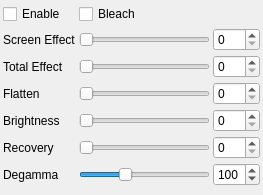
The window that Angy/AngyPlugin.ui (spoilerhead/asp_plugins) describes before a commit, drawn with Qt 5.
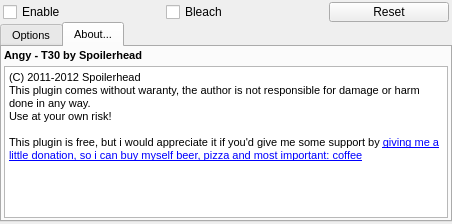
The same window after the commit. The open tabs and pages were chosen to show the change. Custom widgets are drawn as their Qt base class.

The edit to the form file:
```diff
--- a/Angy/AngyPlugin.ui
+++ b/Angy/AngyPlugin.ui
@@ -6,8 +6,8 @@
    <rect>
     <x>0</x>
     <y>0</y>
-    <width>263</width>
-    <height>195</height>
+    <width>452</width>
+    <height>224</height>
    </rect>
   </property>
   <property name="sizePolicy">
@@ -25,12 +25,26 @@
   <property name="BIBBLE_PLUGIN_GROUP" stdset="0">
    <string>Angy</string>
   </property>
+  <layout class="QVBoxLayout" name="verticalLayout">
+   <property name="spacing">
+    <number>0</number>
+   </property>
+   <property name="margin">
+    <number>0</number>
+   </property>
+   <item>
   <layout class="QGridLayout" name="gridLayout">
-   <property name="margin">
+     <property name="leftMargin">
+      <number>3</number>
+     </property>
+     <property name="topMargin">
+      <number>2</number>
+     </property>
+     <property name="rightMargin">
     <number>3</number>
    </property>
    <property name="spacing">
-    <number>3</number>
+      <number>0</number>
    </property>
    <item row="0" column="0">
     <widget class="QCheckBox" name="AngyOn_checkbox">
@@ -42,7 +56,104 @@
      </property>
     </widget>
    </item>
-   <item row="1" column="0">
+     <item row="0" column="1">
+      <widget class="QCheckBox" name="AngyBleach_checkbox">
+       <property name="text">
+        <string>Bleach</string>
+       </property>
+      </widget>
+     </item>
+     <item row="0" column="2">
+      <widget class="QPushButton" name="AngyReset_btn">
+       <property name="minimumSize">
+        <size>
+         <width>60</width>
+         <height>20</height>
+        </size>
+       </property>
+       <property name="maximumSize">
+        <size>
+         <width>120</width>
+         <height>20</height>
+        </size>
+       </property>
+       <property name="toolTip">
+        <string extracomment="reset button tool tip">Reset plugin to default values</string>
+       </property>
+       <property name="text">
+        <string>Reset</string>
+       </property>
+       <property name="iconSize">
+        <size>
+         <width>16</width>
+         <height>16</height>
+        </size>
+       </property>
+       <property name="flat">
+        <bool>false</bool>
+       </property>
+      </widget>
+     </item>
+    </layout>
+   </item>
+   <item>
+    <widget class="QTabWidget" name="tabWidget">
+     <property name="sizePolicy">
+      <sizepolicy hsizetype="Preferred" vsizetype="Preferred">
+       <horstretch>0</horstretch>
+       <verstretch>0</verstretch>
+      </sizepolicy>
+     </property>
+     <property name="minimumSize">
+      <size>
+       <width>0</width>
+       <height>0</height>
+      </size>
+     </property>
+     <property name="maximumSize">
+      <size>
+       <width>16777215</width>
+       <height>200</height>
+      </size>
+     </property>
+     <property name="font">
+      <font>
+       <pointsize>8</pointsize>
+      </font>
+     </property>
+     <property name="tabShape">
+      <enum>QTabWidget::Rounded</enum>
+     </property>
+     <property name="currentIndex">
+      <number>0</number>
+     </property>
+     <property name="elideMode">
+      <enum>Qt::ElideNone</enum>
+     </property>
+     <property name="usesScrollButtons">
+      <bool>true</bool>
+     </property>
+     <property name="documentMode">
+      <bool>false</bool>
+     </property>
+     <property name="tabsClosable">
+      <bool>false</bool>
+     </property>
+     <widget class="QWidget" name="AngyTab">
+      <attribute name="title">
+       <string extracomment="Tab Title, keep the order please">Options</string>
+      </attribute>
+      <layout class="QGridLayout" name="gridLayout_6">
+       <property name="horizontalSpacing">
+        <number>4</number>
+       </property>
+       <property name="verticalSpacing">
+        <number>0</number>
+       </property>
+       <property name="margin">
+        <number>0</number>
+       </property>
+       <item row="3" column="1">
     <widget class="QLabel" name="AngyOpa_label">
      <property name="sizePolicy">
       <sizepolicy hsizetype="Fixed" vsizetype="Preferred">
@@ -55,7 +166,7 @@
      </property>
     </widget>
    </item>
-   <item row="1" column="1">
+       <item row="3" column="2">
     <widget class="QSlider" name="AngyOpa_slider">
      <property name="minimum">
       <number>0</number>
@@ -71,7 +182,7 @@
      </property>
     </widget>
    </item>
-   <item row="1" column="2">
+       <item row="3" column="3">
     <widget class="QSpinBox" name="AngyOpa_edit">
      <property name="minimum">
       <number>0</number>
@@ -87,7 +198,7 @@
      </property>
     </widget>
    </item>
-   <item row="2" column="0">
+       <item row="4" column="1">
     <widget class="QLabel" name="AngyStrength_label">
      <property name="sizePolicy">
       <sizepolicy hsizetype="Fixed" vsizetype="Preferred">
@@ -100,7 +211,7 @@
      </property>
     </widget>
    </item>
-   <item row="2" column="1">
+       <item row="4" column="2">
     <widget class="QSlider" name="AngyStrength_slider">
      <property name="minimum">
       <number>0</number>
@@ -116,7 +227,7 @@
      </property>
     </widget>
    </item>
-   <item row="2" column="2">
+       <item row="4" column="3">
     <widget class="QSpinBox" name="AngyStrength_edit">
      <property name="minimum">
       <number>0</number>
@@ -132,7 +243,7 @@
      </property>
     </widget>
    </item>
-   <item row="3" column="0">
+       <item row="5" column="1">
     <widget class="QLabel" name="AngyEdge_label">
      <property name="sizePolicy">
       <sizepolicy hsizetype="Fixed" vsizetype="Preferred">
@@ -145,7 +256,7 @@
      </property>
     </widget>
    </item>
-   <item row="3" column="1">
+       <item row="5" column="2">
     <widget class="QSlider" name="AngyEdge_slider">
      <property name="minimum">
       <number>0</number>
@@ -161,7 +272,7 @@
      </property>
     </widget>
    </item>
-   <item row="3" column="2">
+       <item row="5" column="3">
     <widget class="QSpinBox" name="AngyEdge_edit">
      <property name="minimum">
       <number>0</number>
@@ -177,7 +288,7 @@
      </property>
     </widget>
    </item>
-   <item row="4" column="0">
+       <item row="6" column="1">
     <widget class="QLabel" name="AngyBrightness_label">
      <property name="sizePolicy">
       <sizepolicy hsizetype="Fixed" vsizetype="Preferred">
@@ -190,7 +301,7 @@
      </property>
     </widget>
    </item>
-   <item row="4" column="1">
+       <item row="6" column="2">
     <widget class="QSlider" name="AngyBrightness_slider">
      <property name="minimum">
       <number>0</number>
@@ -206,7 +317,7 @@
      </property>
     </widget>
    </item>
-   <item row="4" column="2">
+       <item row="6" column="3">
     <widget class="QSpinBox" name="AngyBrightness_edit">
      <property name="minimum">
       <number>0</number>
@@ -222,7 +333,7 @@
      </property>
     </widget>
    </item>
-   <item row="5" column="0">
+       <item row="7" column="1">
     <widget class="QLabel" name="AngyRecovery_label">
      <property name="sizePolicy">
       <sizepolicy hsizetype="Fixed" vsizetype="Preferred">
@@ -235,7 +346,7 @@
      </property>
     </widget>
    </item>
-   <item row="5" column="1">
+       <item row="7" column="2">
     <widget class="QSlider" name="AngyRecovery_slider">
      <property name="minimum">
       <number>0</number>
@@ -251,7 +362,7 @@
      </property>
     </widget>
    </item>
-   <item row="5" column="2">
+       <item row="7" column="3">
     <widget class="QSpinBox" name="AngyRecovery_edit">
      <property name="minimum">
       <number>0</number>
@@ -267,7 +378,7 @@
      </property>
     </widget>
    </item>
-   <item row="6" column="0">
+       <item row="8" column="1">
     <widget class="QLabel" name="AngyDegamma_label">
      <property name="sizePolicy">
       <sizepolicy hsizetype="Fixed" vsizetype="Preferred">
@@ -280,7 +391,7 @@
      </property>
     </widget>
    </item>
-   <item row="6" column="1">
+       <item row="8" column="2">
     <widget class="QSlider" name="AngyDegamma_slider">
      <property name="minimum">
       <number>40</number>
@@ -296,7 +407,7 @@
      </property>
     </widget>
    </item>
-   <item row="6" column="2">
+       <item row="8" column="3">
     <widget class="QSpinBox" name="AngyDegamma_edit">
      <property name="minimum">
       <number>40</number>
@@ -312,11 +423,67 @@
      </property>
     </widget>
    </item>
-   <item row="0" column="1">
-    <widget class="QCheckBox" name="AngyBleach_checkbox">
+      </layout>
+     </widget>
+     <widget class="QWidget" name="AboutTab">
+      <attribute name="title">
+       <string>About...</string>
+      </attribute>
+      <layout class="QGridLayout" name="gridLayout_3">
+       <property name="margin">
+        <number>2</number>
+       </property>
+       <property name="spacing">
+        <number>4</number>
+       </property>
+       <item row="1" column="0">
+        <widget class="QTextBrowser" name="textBrowser">
+         <property name="maximumSize">
+          <size>
+           <width>16777215</width>
+           <height>180</height>
+          </size>
+         </property>
+         <property name="toolTip">
+          <string notr="true"/>
+         </property>
+         <property name="html">
+          <string notr="true">&lt;!DOCTYPE HTML PUBLIC &quot;-//W3C//DTD HTML 4.0//EN&quot; &quot;http://www.w3.org/TR/REC-html40/strict.dtd&quot;&gt;
+&lt;html&gt;&lt;head&gt;&lt;meta name=&quot;qrichtext&quot; content=&quot;1&quot; /&gt;&lt;style type=&quot;text/css&quot;&gt;
+p, li { white-space: pre-wrap; }
+&lt;/style&gt;&lt;/head&gt;&lt;body style=&quot; font-family:'Sans Serif'; font-size:8pt; font-weight:400; font-style:normal;&quot;&gt;
+&lt;p style=&quot; margin-top:0px; margin-bottom:0px; margin-left:0px; margin-right:0px; -qt-block-indent:0; text-indent:0px;&quot;&gt;&lt;span style=&quot; font-family:'Sans';&quot;&gt;(C) 2011-2012 Spoilerhead&lt;/span&gt;&lt;/p&gt;
+&lt;p style=&quot; margin-top:0px; margin-bottom:0px; margin-left:0px; margin-right:0px; -qt-block-indent:0; text-indent:0px;&quot;&gt;&lt;span style=&quot; font-family:'Sans';&quot;&gt;This plugin comes without waranty, the author is not responsible for damage or harm done in any way.&lt;/span&gt;&lt;/p&gt;
+&lt;p style=&quot; margin-top:0px; margin-bottom:0px; margin-left:0px; margin-right:0px; -qt-block-indent:0; text-indent:0px;&quot;&gt;&lt;span style=&quot; font-family:'Sans';&quot;&gt;Use at your own risk!&lt;/span&gt;&lt;/p&gt;
+&lt;p style=&quot;-qt-paragraph-type:empty; margin-top:0px; margin-bottom:0px; margin-left:0px; margin-right:0px; -qt-block-indent:0; text-indent:0px; font-family:'Sans';&quot;&gt;&lt;/p&gt;
+&lt;p style=&quot; margin-top:0px; margin-bottom:0px; margin-left:0px; margin-right:0px; -qt-block-indent:0; text-indent:0px;&quot;&gt;&lt;span style=&quot; font-family:'Sans';&quot;&gt;This plugin is free, but i would appreciate it if you'd give me some support by &lt;/span&gt;&lt;a href=&quot;http://web.student.tuwien.ac.at/~e0326004/bibble/&quot;&gt;&lt;span style=&quot; font-family:'Sans'; text-decoration: underline; color:#0000ff;&quot;&gt;giving me a little donation, so i can buy myself beer, pizza and most important: coffee&lt;/span&gt;&lt;/a&gt;&lt;/p&gt;
+&lt;p style=&quot;-qt-paragraph-type:empty; margin-top:0px; margin-bottom:0px; margin-left:0px; margin-right:0px; -qt-block-indent:0; text-indent:0px;&quot;&gt;&lt;/p&gt;
+&lt;p style=&quot;-qt-paragraph-type:empty; margin-top:0px; margin-bottom:0px; margin-left:0px; margin-right:0px; -qt-block-indent:0; text-indent:0px; font-family:'Sans';&quot;&gt;&lt;/p&gt;
+&lt;p style=&quot;-qt-paragraph-type:empty; margin-top:0px; margin-bottom:0px; margin-left:0px; margin-right:0px; -qt-block-indent:0; text-indent:0px; font-family:'Sans'; text-decoration: underline; color:#0000ff;&quot;&gt;&lt;/p&gt;&lt;/body&gt;&lt;/html&gt;</string>
+         </property>
+         <property name="openExternalLinks">
+          <bool>true</bool>
+         </property>
+        </widget>
+       </item>
+       <item row="0" column="0">
+        <widget class="QLabel" name="label">
+         <property name="font">
+          <font>
+           <weight>75</weight>
+           <bold>true</bold>
+          </font>
+         </property>
+         <property name="toolTip">
+          <string notr="true"/>
+         </property>
      <property name="text">
-      <string>Bleach</string>
-     </property>
+          <string notr="true" extracomment="version info">Angy - T30 by Spoilerhead</string>
+         </property>
+        </widget>
+       </item>
+      </layout>
+     </widget>
     </widget>
    </item>
   </layout>
```
Lines whose indentation alone changed are shown as unchanged.
